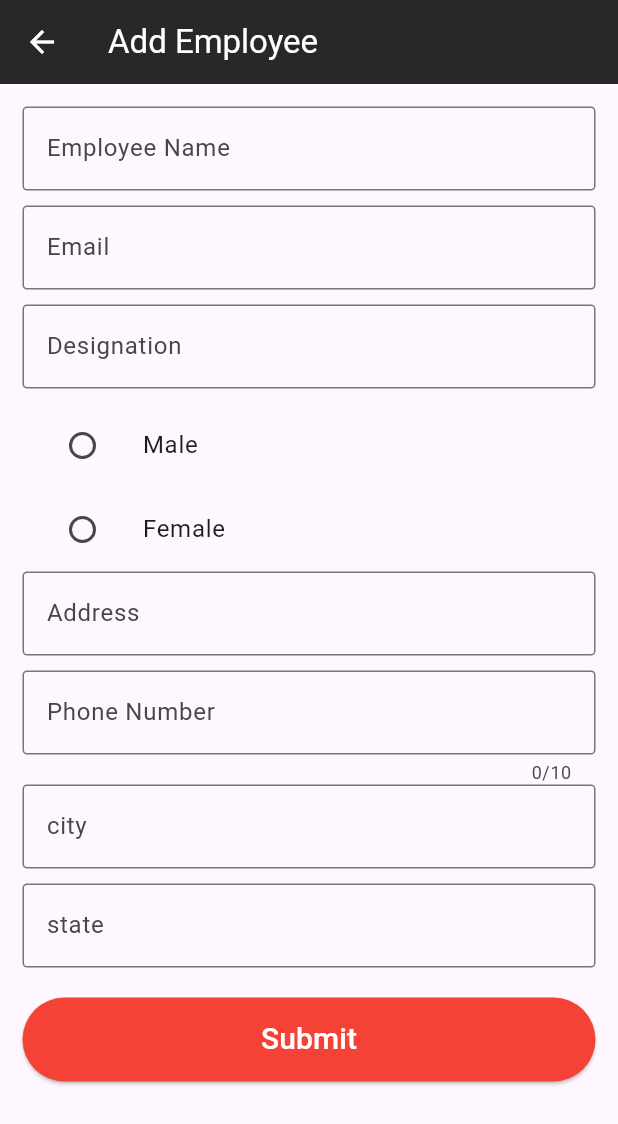
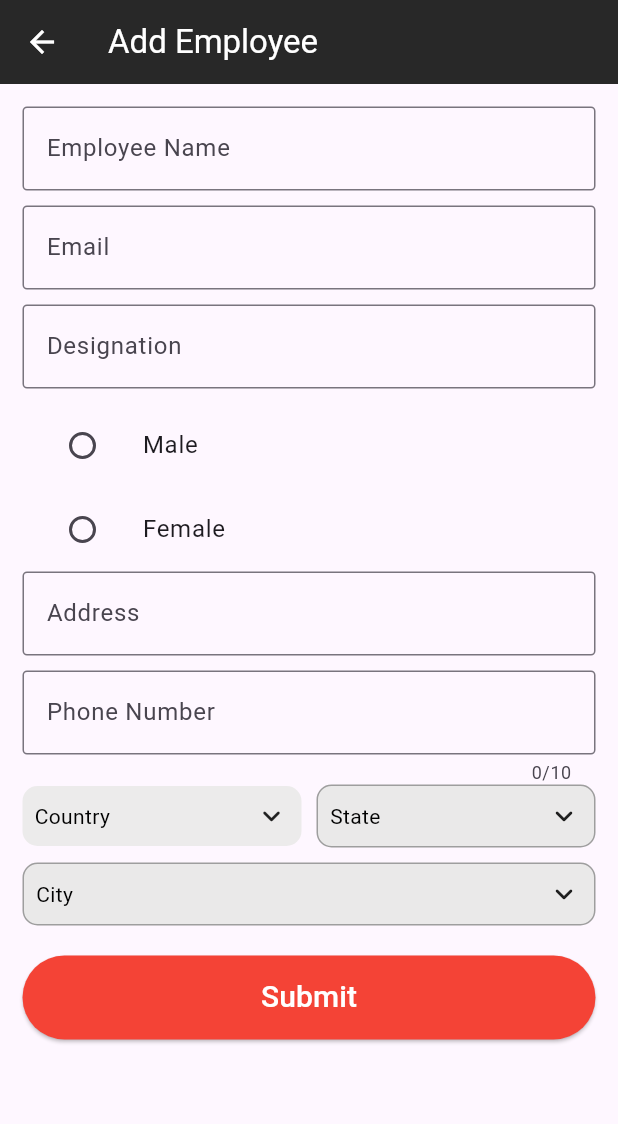
Before and after one commit to mufzid/firebase_crud, a Flutter app: the AddScreen screen opened by its route, on a phone screen of 412 x 824 dp. Shown: the top 1124 px of the screen. Run offline on Flutter 3.47's test engine with Material 3 defaults, Android fonts, the phone set to English and light mode, and no system bars; drawn by our look-alikes of csc_picker; our stand-ins replace firebase_core; accounts and stored records are empty; statements that could not run were skipped.

```diff
--- a/lib/main.dart
+++ b/lib/main.dart
@@ -13,11 +13,15 @@ class MainApp extends StatelessWidget {
 
   @override
   Widget build(BuildContext context) {
-    return MaterialApp(home: const SignUpPage(), routes: {
-      '/login': (context) => const LoginPage(),
-      '/signup': (context) => const SignUpPage(),
-      '/list': (context) => const EmployeeListScreen(),
-      '/add': (context) => const AddScreen(),
-    });
+    return MaterialApp(
+      home: const AddScreen(),
+      routes: {
+        '/login': (context) => const LoginPage(),
+        '/signup': (context) => const SignUpPage(),
+        '/list': (context) => const EmployeeListScreen(),
+        '/add': (context) => const AddScreen(),
+      },
+      debugShowCheckedModeBanner: false,
+    );
   }
 }
--- a/lib/screens/add.dart
+++ b/lib/screens/add.dart
@@ -1,4 +1,5 @@
 import 'package:flutter/material.dart';
+import 'package:csc_picker/csc_picker.dart';
 
 class AddScreen extends StatefulWidget {
   const AddScreen({super.key});
@@ -8,10 +9,27 @@ class AddScreen extends StatefulWidget {
 }
 
 class _AddScreenState extends State<AddScreen> {
+  final states = [
+    'Kerala',
+    'Tamilnadu',
+    'karnadaka',
+    'Telgana',
+    'Delhi',
+    'Maharashtra',
+    'Gujarat',
+    'Punjab'
+  ];
+  String? selectedStates;
   String? gender;
+  String? countryValue = "";
+  String? stateValue = "";
+  String? cityValue = "";
+  String? address = "";
 
   @override
   Widget build(BuildContext context) {
+    GlobalKey<CSCPickerState> _cscPickerKey = GlobalKey();
+
     return Scaffold(
       appBar: AppBar(
         iconTheme: const IconThemeData(color: Colors.white),
@@ -98,21 +116,64 @@ class _AddScreenState extends State<AddScreen> {
                       borderRadius: BorderRadius.circular(3)),
                   label: const Text('Phone Number')),
             ),
-            TextField(
-              decoration: InputDecoration(
-                  border: OutlineInputBorder(
-                      borderRadius: BorderRadius.circular(3)),
-                  label: const Text('city')),
+            //
+            CSCPicker(
+              showStates: true,
+              showCities: true,
+              flagState: CountryFlag.DISABLE,
+              dropdownDecoration: const BoxDecoration(
+                borderRadius: BorderRadius.all(Radius.circular(10)),
+                color: Color.fromARGB(255, 236, 235, 235),
+              ),
+              disabledDropdownDecoration: BoxDecoration(
+                  borderRadius: const BorderRadius.all(Radius.circular(10)),
+                  color: const Color.fromARGB(255, 234, 233, 233),
+                  border: Border.all(color: Colors.grey, width: 1)),
+              // defaultCountry: CscCountry.India,
+              countryFilter: const [
+                CscCountry.India,
+                CscCountry.United_States,
+                CscCountry.Canada
+              ],
+              countrySearchPlaceholder: "Country",
+              stateSearchPlaceholder: "State",
+              citySearchPlaceholder: "City",
+              countryDropdownLabel: "Country",
+              stateDropdownLabel: "State",
+              cityDropdownLabel: "City",
+              selectedItemStyle: const TextStyle(
+                color: Colors.black,
+                fontSize: 14,
+              ),
+              dropdownHeadingStyle: const TextStyle(
+                  color: Colors.black,
+                  fontSize: 17,
+                  fontWeight: FontWeight.bold),
+              dropdownItemStyle: const TextStyle(
+                color: Colors.black,
+                fontSize: 14,
+              ),
+              dropdownDialogRadius: 10.0,
+              searchBarRadius: 10.0,
+              onCountryChanged: (value) {
+                setState(() {
+                  countryValue = value;
+                });
+              },
+              onStateChanged: (valueState) {
+                setState(() {
+                  ///store value in state variable
+                  stateValue = valueState;
+                });
+              },
+              onCityChanged: (valueCity) {
+                setState(() {
+                  ///store value in city variable
+                  cityValue = valueCity;
+                });
+              },
             ),
-            const SizedBox(
-              height: 10,
-            ),
-            TextField(
-              decoration: InputDecoration(
-                  border: OutlineInputBorder(
-                      borderRadius: BorderRadius.circular(3)),
-                  label: const Text('state')),
-            ),
+
             const SizedBox(
               height: 20,
             ),
--- a/pubspec.yaml
+++ b/pubspec.yaml
@@ -18,6 +18,7 @@ dependencies:
   google_sign_in: ^6.1.6
   image_picker: ^1.0.4
   file_picker: ^6.1.1
+  csc_picker: ^0.2.7
 
 dev_dependencies:
   flutter_test:
```
Also changed, not shown: lib/firebase_options.dart (added), lib/widgets/csc_widget.dart (added), pubspec.lock, 7 other files.
